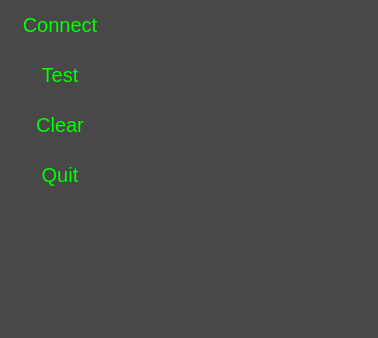
This is C++/DataRecorder/DataRecorder/mainwindow.ui in YuretsFoxie/Code as Qt 5 draws it before an edit. The edited form follows.
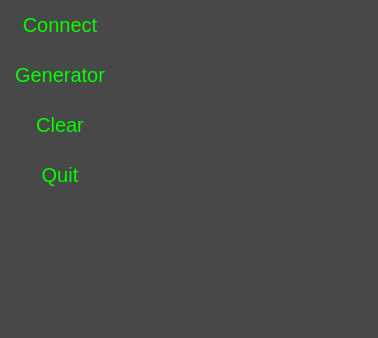
This is the edited form. Icons and pictures are not drawn. Custom widgets are drawn as their Qt base class.

Commit message: Implemented displaying both Scope and Spectrum.

The edit to the form file:
```diff
--- a/C++/DataRecorder/DataRecorder/mainwindow.ui
+++ b/C++/DataRecorder/DataRecorder/mainwindow.ui
@@ -198,7 +198,7 @@
           <enum>Qt::LeftToRight</enum>
          </property>
          <property name="text">
-          <string>Test</string>
+          <string>Generator</string>
          </property>
         </widget>
        </item>
@@ -326,7 +326,10 @@
           <number>0</number>
          </property>
          <item>
-          <widget class="QCustomPlot" name="plot" native="true"/>
+          <widget class="QCustomPlot" name="scope" native="true"/>
+         </item>
+         <item>
+          <widget class="QCustomPlot" name="spectrum" native="true"/>
          </item>
         </layout>
        </widget>
```
Left out of the diff: 2 changed lines with no effect on the pictures. The commit also changes 26 other files.
